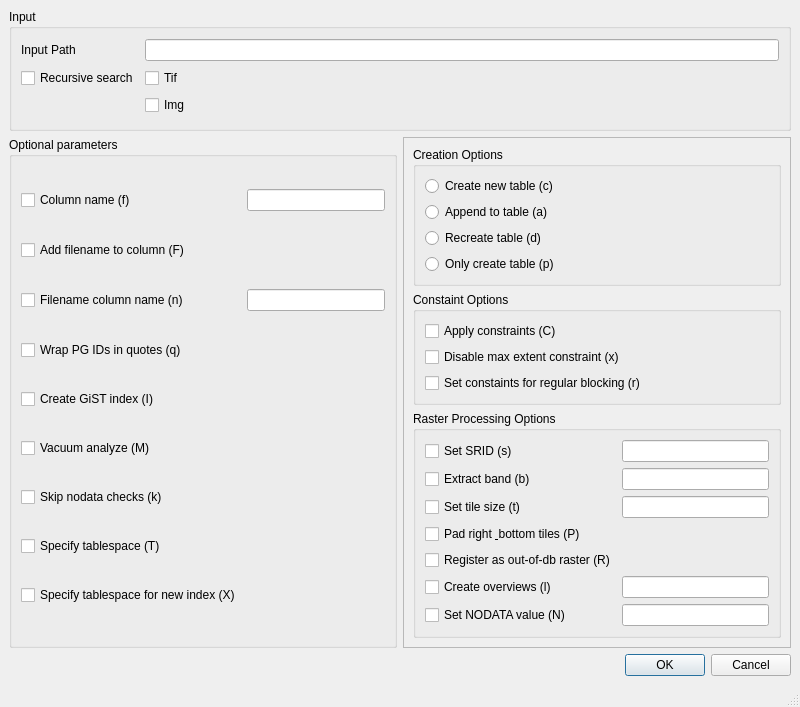
The window that gui/ui_mainwindow.ui (minorsecond/r2pg-gui) describes before a commit, drawn with Qt 5.
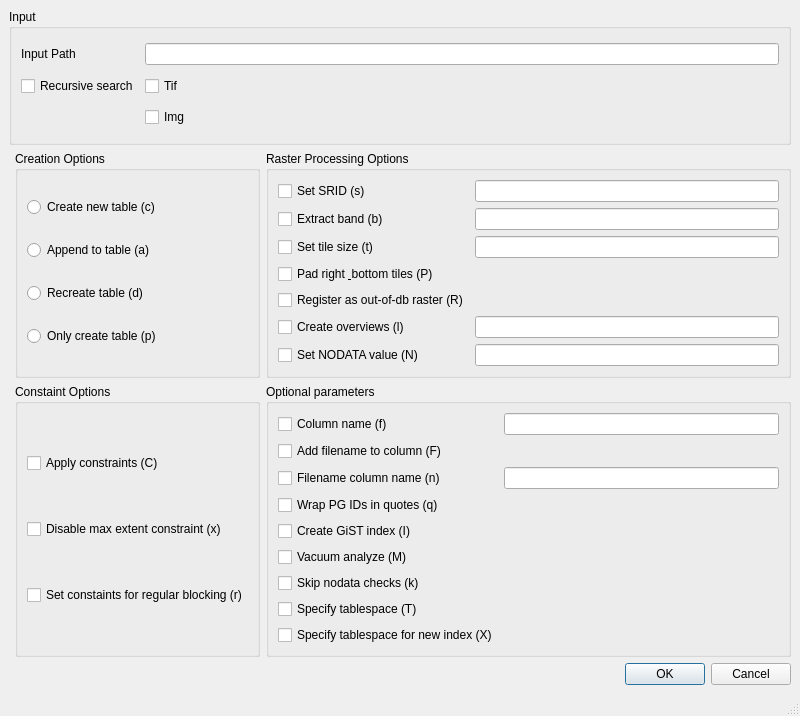
The same window after the commit.

Commit message: Update window & get options from input

Patch:
```diff
--- a/gui/ui_mainwindow.ui
+++ b/gui/ui_mainwindow.ui
@@ -7,7 +7,7 @@
     <x>0</x>
     <y>0</y>
     <width>800</width>
-    <height>707</height>
+    <height>716</height>
    </rect>
   </property>
   <property name="windowTitle">
@@ -15,7 +15,74 @@
   </property>
   <widget class="QWidget" name="centralwidget">
    <layout class="QGridLayout" name="gridLayout">
-    <item row="0" column="0" colspan="2">
+    <item row="2" column="1">
+     <widget class="QGroupBox" name="groupBox_2">
+      <property name="title">
+       <string>Constaint Options</string>
+      </property>
+      <layout class="QGridLayout" name="gridLayout_4">
+       <item row="1" column="0">
+        <widget class="QCheckBox" name="disableMaxExtentConstaintCheckBox">
+         <property name="text">
+          <string>Disable max extent constraint (x)</string>
+         </property>
+        </widget>
+       </item>
+       <item row="0" column="0">
+        <widget class="QCheckBox" name="applyConstaintsCheckBox">
+         <property name="text">
+          <string>Apply constraints (C)</string>
+         </property>
+        </widget>
+       </item>
+       <item row="2" column="0">
+        <widget class="QCheckBox" name="setConstraintsBlockingCheckBox">
+         <property name="text">
+          <string>Set constaints for regular blocking (r)</string>
+         </property>
+        </widget>
+       </item>
+      </layout>
+     </widget>
+    </item>
+    <item row="1" column="1">
+     <widget class="QGroupBox" name="groupBox">
+      <property name="title">
+       <string>Creation Options</string>
+      </property>
+      <layout class="QGridLayout" name="gridLayout_8">
+       <item row="2" column="0">
+        <widget class="QRadioButton" name="recreateTableRB">
+         <property name="text">
+          <string>Recreate table (d)</string>
+         </property>
+        </widget>
+       </item>
+       <item row="3" column="0">
+        <widget class="QRadioButton" name="createTableOnlyRB">
+         <property name="text">
+          <string>Only create table (p)</string>
+         </property>
+        </widget>
+       </item>
+       <item row="1" column="0">
+        <widget class="QRadioButton" name="appendToNewTableRB">
+         <property name="text">
+          <string>Append to table (a)</string>
+         </property>
+        </widget>
+       </item>
+       <item row="0" column="0">
+        <widget class="QRadioButton" name="createNewTableRB">
+         <property name="text">
+          <string>Create new table (c)</string>
+         </property>
+        </widget>
+       </item>
+      </layout>
+     </widget>
+    </item>
+    <item row="0" column="0" colspan="3">
      <widget class="QGroupBox" name="groupBox_5">
       <property name="title">
        <string>Input</string>
@@ -55,7 +122,80 @@
       </layout>
      </widget>
     </item>
-    <item row="1" column="0">
+    <item row="1" column="2">
+     <widget class="QGroupBox" name="groupBox_3">
+      <property name="title">
+       <string>Raster Processing Options</string>
+      </property>
+      <layout class="QGridLayout" name="gridLayout_5">
+       <item row="4" column="0">
+        <widget class="QCheckBox" name="OOBRasterCheckBox">
+         <property name="text">
+          <string>Register as out-of-db raster (R)</string>
+         </property>
+        </widget>
+       </item>
+       <item row="5" column="0">
+        <widget class="QCheckBox" name="createOverviewsCheckBox">
+         <property name="text">
+          <string>Create overviews (l)</string>
+         </property>
+        </widget>
+       </item>
+       <item row="5" column="1">
+        <widget class="QLineEdit" name="overviewInput"/>
+       </item>
+       <item row="1" column="0">
+        <widget class="QCheckBox" name="extractBandCheckBox">
+         <property name="text">
+          <string>Extract band (b)</string>
+         </property>
+        </widget>
+       </item>
+       <item row="0" column="0">
+        <widget class="QCheckBox" name="setSRIDCheckBox">
+         <property name="text">
+          <string>Set SRID (s)</string>
+         </property>
+        </widget>
+       </item>
+       <item row="2" column="0">
+        <widget class="QCheckBox" name="tileSizeCheckBox">
+         <property name="text">
+          <string>Set tile size (t)</string>
+         </property>
+        </widget>
+       </item>
+       <item row="2" column="1">
+        <widget class="QLineEdit" name="tileSizeInput"/>
+       </item>
+       <item row="1" column="1">
+        <widget class="QLineEdit" name="extractBandInput"/>
+       </item>
+       <item row="3" column="0">
+        <widget class="QCheckBox" name="padTilesCheckBox">
+         <property name="text">
+          <string>Pad right &amp; bottom tiles (P)</string>
+         </property>
+        </widget>
+       </item>
+       <item row="0" column="1">
+        <widget class="QLineEdit" name="SRIDInput"/>
+       </item>
+       <item row="6" column="0">
+        <widget class="QCheckBox" name="setNoDataCheckBox">
+         <property name="text">
+          <string>Set NODATA value (N)</string>
+         </property>
+        </widget>
+       </item>
+       <item row="6" column="1">
+        <widget class="QLineEdit" name="noDataValueInput"/>
+       </item>
+      </layout>
+     </widget>
+    </item>
+    <item row="2" column="2">
      <widget class="QGroupBox" name="groupBox_4">
       <property name="title">
        <string>Optional parameters</string>
@@ -133,159 +273,7 @@
       </layout>
      </widget>
     </item>
-    <item row="1" column="1">
-     <widget class="QFrame" name="frame_2">
-      <property name="frameShape">
-       <enum>QFrame::StyledPanel</enum>
-      </property>
-      <property name="frameShadow">
-       <enum>QFrame::Raised</enum>
-      </property>
-      <layout class="QGridLayout" name="gridLayout_3">
-       <item row="0" column="0">
-        <widget class="QGroupBox" name="groupBox">
-         <property name="title">
-          <string>Creation Options</string>
-         </property>
-         <layout class="QGridLayout" name="gridLayout_8">
-          <item row="2" column="0">
-           <widget class="QRadioButton" name="recreateTableRB">
-            <property name="text">
-             <string>Recreate table (d)</string>
-            </property>
-           </widget>
-          </item>
-          <item row="3" column="0">
-           <widget class="QRadioButton" name="createTableOnlyRB">
-            <property name="text">
-             <string>Only create table (p)</string>
-            </property>
-           </widget>
-          </item>
-          <item row="1" column="0">
-           <widget class="QRadioButton" name="appendToNewTableRB">
-            <property name="text">
-             <string>Append to table (a)</string>
-            </property>
-           </widget>
-          </item>
-          <item row="0" column="0">
-           <widget class="QRadioButton" name="createNewTableRB">
-            <property name="text">
-             <string>Create new table (c)</string>
-            </property>
-           </widget>
-          </item>
-         </layout>
-        </widget>
-       </item>
-       <item row="1" column="0">
-        <widget class="QGroupBox" name="groupBox_2">
-         <property name="title">
-          <string>Constaint Options</string>
-         </property>
-         <layout class="QGridLayout" name="gridLayout_4">
-          <item row="1" column="0">
-           <widget class="QCheckBox" name="disableMaxExtentConstaintCheckBox">
-            <property name="text">
-             <string>Disable max extent constraint (x)</string>
-            </property>
-           </widget>
-          </item>
-          <item row="0" column="0">
-           <widget class="QCheckBox" name="applyConstaintsCheckBox">
-            <property name="text">
-             <string>Apply constraints (C)</string>
-            </property>
-           </widget>
-          </item>
-          <item row="2" column="0">
-           <widget class="QCheckBox" name="setConstraintsBlockingCheckBox">
-            <property name="text">
-             <string>Set constaints for regular blocking (r)</string>
-            </property>
-           </widget>
-          </item>
-         </layout>
-        </widget>
-       </item>
-       <item row="2" column="0">
-        <widget class="QGroupBox" name="groupBox_3">
-         <property name="title">
-          <string>Raster Processing Options</string>
-         </property>
-         <layout class="QGridLayout" name="gridLayout_5">
-          <item row="4" column="0">
-           <widget class="QCheckBox" name="OOBRasterCheckBox">
-            <property name="text">
-             <string>Register as out-of-db raster (R)</string>
-            </property>
-           </widget>
-          </item>
-          <item row="5" column="0">
-           <widget class="QCheckBox" name="createOverviewsCheckBox">
-            <property name="text">
-             <string>Create overviews (l)</string>
-            </property>
-           </widget>
-          </item>
-          <item row="5" column="1">
-           <widget class="QLineEdit" name="overviewInput"/>
-          </item>
-          <item row="1" column="0">
-           <widget class="QCheckBox" name="extractBandCheckBox">
-            <property name="text">
-             <string>Extract band (b)</string>
-            </property>
-           </widget>
-          </item>
-          <item row="0" column="0">
-           <widget class="QCheckBox" name="setSRIDCheckBox">
-            <property name="text">
-             <string>Set SRID (s)</string>
-            </property>
-           </widget>
-          </item>
-          <item row="2" column="0">
-           <widget class="QCheckBox" name="tileSizeCheckBox">
-            <property name="text">
-             <string>Set tile size (t)</string>
-            </property>
-           </widget>
-          </item>
-          <item row="2" column="1">
-           <widget class="QLineEdit" name="tileSizeInput"/>
-          </item>
-          <item row="1" column="1">
-           <widget class="QLineEdit" name="extractBandInput"/>
-          </item>
-          <item row="3" column="0">
-           <widget class="QCheckBox" name="padTilesCheckBox">
-            <property name="text">
-             <string>Pad right &amp; bottom tiles (P)</string>
-            </property>
-           </widget>
-          </item>
-          <item row="0" column="1">
-           <widget class="QLineEdit" name="SRIDInput"/>
-          </item>
-          <item row="6" column="0">
-           <widget class="QCheckBox" name="setNoDataCheckBox">
-            <property name="text">
-             <string>Set NODATA value (N)</string>
-            </property>
-           </widget>
-          </item>
-          <item row="6" column="1">
-           <widget class="QLineEdit" name="noDataValueInput"/>
-          </item>
-         </layout>
-        </widget>
-       </item>
-      </layout>
-     </widget>
-    </item>
-    <item row="2" column="1">
+    <item row="4" column="2">
      <widget class="QDialogButtonBox" name="buttonBox">
       <property name="orientation">
        <enum>Qt::Horizontal</enum>
```
Left out of the diff: 26 changed lines with no effect on the pictures. The commit also changes 2 other files.
